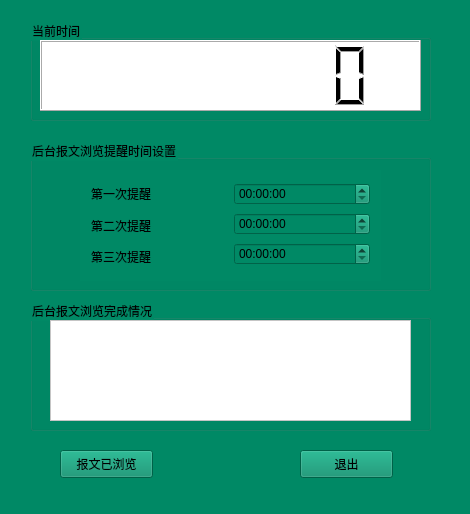
Old version of the form 009clock/AlarmClock/widget.ui in the repository ISeeWorld/QtProject.
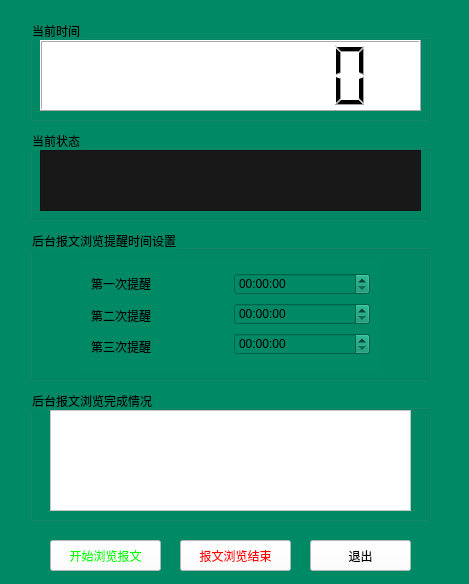
New version of the form.

Commit message: voice images start stop button added

Diff of the .ui file:
```diff
--- a/009clock/AlarmClock/widget.ui
+++ b/009clock/AlarmClock/widget.ui
@@ -6,8 +6,8 @@
    <rect>
     <x>0</x>
     <y>0</y>
-    <width>470</width>
-    <height>514</height>
+    <width>469</width>
+    <height>584</height>
    </rect>
   </property>
   <property name="windowTitle">
@@ -60,7 +60,7 @@
    <property name="geometry">
     <rect>
      <x>30</x>
-     <y>140</y>
+     <y>230</y>
      <width>401</width>
      <height>151</height>
     </rect>
@@ -139,6 +139,22 @@
      </item>
     </layout>
    </widget>
+   <widget class="QPushButton" name="aboutButton">
+    <property name="geometry">
+     <rect>
+      <x>10</x>
+      <y>60</y>
+      <width>31</width>
+      <height>31</height>
+     </rect>
+    </property>
+    <property name="text">
+     <string/>
+    </property>
+    <property name="flat">
+     <bool>true</bool>
+    </property>
+   </widget>
   </widget>
   <widget class="QPushButton" name="LogButton">
    <property name="enabled">
@@ -146,17 +162,18 @@
    </property>
    <property name="geometry">
     <rect>
-     <x>60</x>
-     <y>450</y>
-     <width>93</width>
-     <height>28</height>
+     <x>50</x>
+     <y>540</y>
+     <width>111</width>
+     <height>31</height>
     </rect>
    </property>
    <property name="styleSheet">
-    <string notr="true"/>
+    <string notr="true">background-color: rgb(255, 255, 255);
+color: rgb(0, 255, 0);</string>
    </property>
    <property name="text">
-    <string>报文已浏览</string>
+    <string>开始浏览报文</string>
    </property>
    <property name="autoDefault">
     <bool>false</bool>
@@ -171,12 +188,15 @@
   <widget class="QPushButton" name="quitButton">
    <property name="geometry">
     <rect>
-     <x>300</x>
-     <y>450</y>
-     <width>93</width>
-     <height>28</height>
+     <x>310</x>
+     <y>540</y>
+     <width>101</width>
+     <height>31</height>
     </rect>
    </property>
+   <property name="styleSheet">
+    <string notr="true">background-color: rgb(255, 255, 255);</string>
+   </property>
    <property name="text">
     <string>退出</string>
    </property>
@@ -185,7 +205,7 @@
    <property name="geometry">
     <rect>
      <x>30</x>
-     <y>300</y>
+     <y>390</y>
      <width>401</width>
      <height>131</height>
     </rect>
@@ -226,20 +246,48 @@
     </property>
    </widget>
   </widget>
-  <widget class="QPushButton" name="aboutButton">
+  <widget class="QGroupBox" name="groupBox_4">
    <property name="geometry">
     <rect>
-     <x>210</x>
-     <y>449</y>
-     <width>41</width>
+     <x>30</x>
+     <y>130</y>
+     <width>401</width>
+     <height>91</height>
+    </rect>
+   </property>
+   <property name="title">
+    <string>当前状态</string>
+   </property>
+   <widget class="QTextEdit" name="CurrentStateEdit">
+    <property name="geometry">
+     <rect>
+      <x>10</x>
+      <y>20</y>
+      <width>381</width>
+      <height>61</height>
+     </rect>
+    </property>
+    <property name="styleSheet">
+     <string notr="true">
+background-color: rgb(24, 24, 24);</string>
+    </property>
+   </widget>
+  </widget>
+  <widget class="QPushButton" name="StopButton">
+   <property name="geometry">
+    <rect>
+     <x>180</x>
+     <y>540</y>
+     <width>111</width>
      <height>31</height>
     </rect>
    </property>
+   <property name="styleSheet">
+    <string notr="true">background-color: rgb(255, 255, 255);
+color: rgb(255, 0, 0);</string>
+   </property>
    <property name="text">
-    <string/>
-   </property>
-   <property name="flat">
-    <bool>true</bool>
+    <string>报文浏览结束</string>
    </property>
   </widget>
  </widget>
```
Left out of the diff: 2 changed lines with no effect on the pictures. The commit also changes 74 other files.
